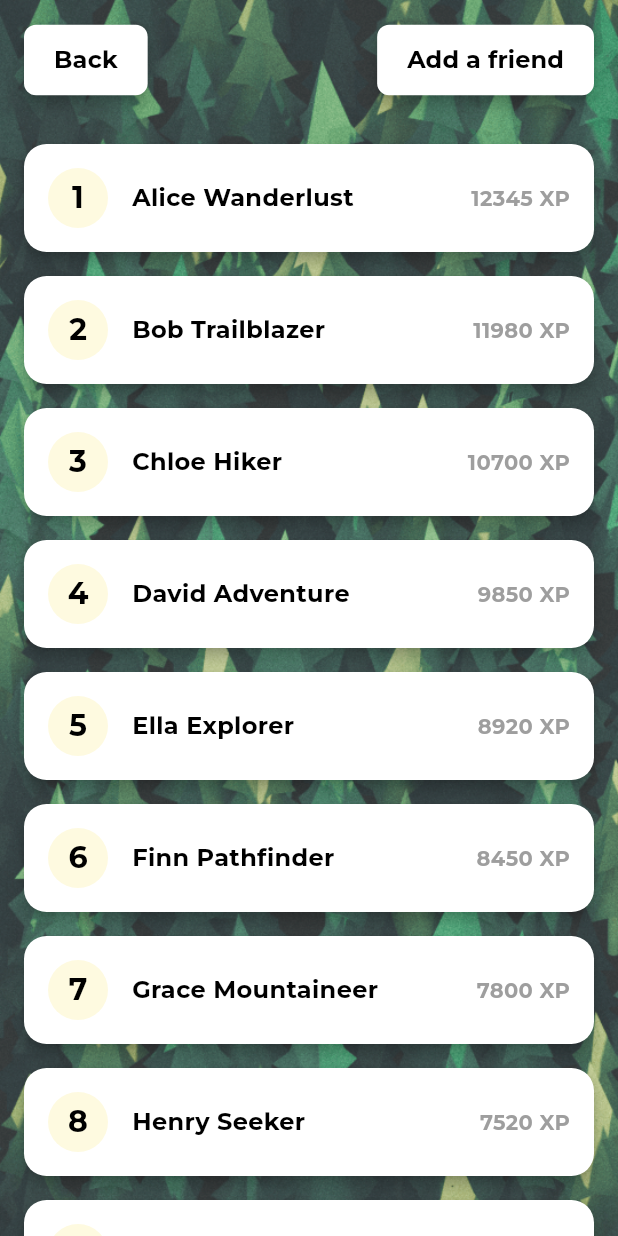
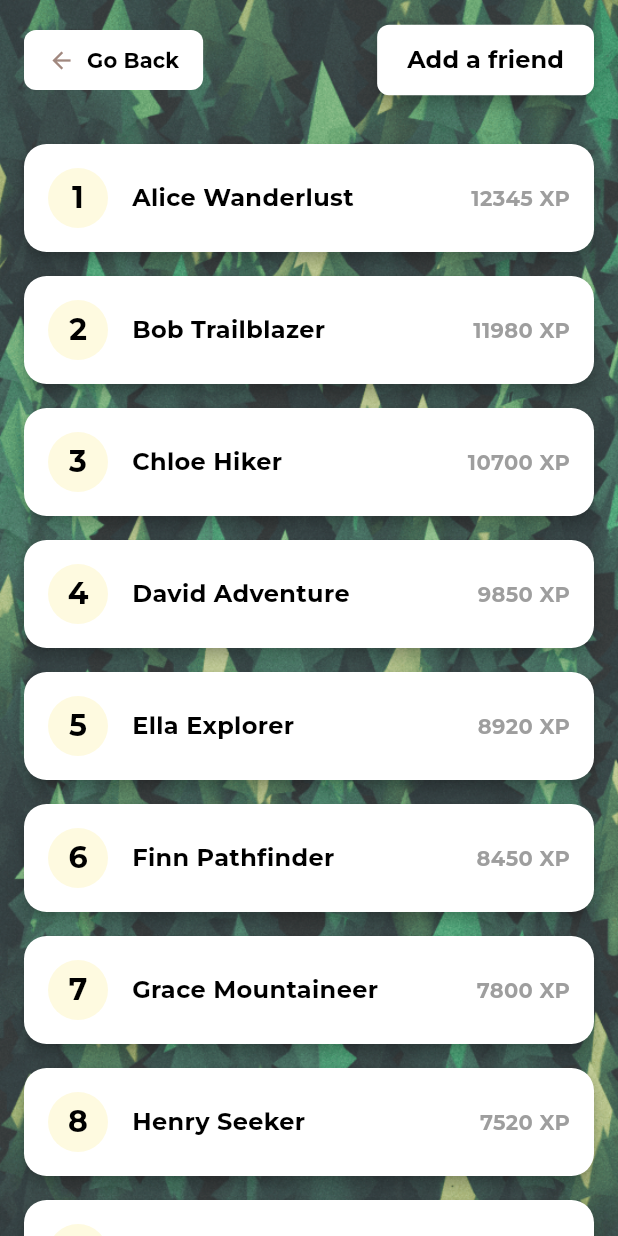
Before and after one commit to K1rel/MiS-Domasna, a Flutter app: the LeaderboardScreen screen opened directly, on a phone screen of 412 x 824 dp. Run offline on Flutter 3.47's test engine with Material 3 defaults, Android fonts, the phone set to English and light mode, and no system bars; our stand-ins replace flutter_map, latlong2; project files that could hold a hidden picture were left out.

Commit message:
added reausable back buttons

```diff
--- /dev/null
+++ b/lib/components/back_button.dart
@@ -0,0 +1,33 @@
+import 'package:flutter/material.dart';
+
+class CustomBackButton extends StatelessWidget {
+  final Color? iconColor;
+  final Color? backgroundColor;
+  final VoidCallback? onTap;
+
+  const CustomBackButton({
+    Key? key,
+    this.iconColor,
+    this.backgroundColor,
+    this.onTap,
+  }) : super(key: key);
+
+  @override
+  Widget build(BuildContext context) {
+    return TextButton.icon(
+      onPressed: onTap ?? () => Navigator.pop(context),
+      icon: Icon(Icons.arrow_back, color: iconColor ?? Colors.brown[300]),
+      label: const Text(
+        'Go Back',
+        style: TextStyle(color: Colors.black, fontWeight: FontWeight.bold),
+      ),
+      style: TextButton.styleFrom(
+        backgroundColor: backgroundColor ?? Colors.white,
+        padding: const EdgeInsets.symmetric(horizontal: 16, vertical: 8),
+        shape: RoundedRectangleBorder(
+          borderRadius: BorderRadius.circular(8),
+        ),
+      ),
+    );
+  }
+}
--- a/lib/screens/leaderboard_screen.dart
+++ b/lib/screens/leaderboard_screen.dart
@@ -1,3 +1,4 @@
+import 'package:domasna/components/back_button.dart';
 import 'package:flutter/material.dart';
 
 class LeaderboardScreen extends StatelessWidget {
@@ -41,27 +42,8 @@ class LeaderboardScreen extends StatelessWidget {
                   child: Row(
                     mainAxisAlignment: MainAxisAlignment.spaceBetween,
                     children: [
-                      ElevatedButton(
-                        onPressed: () => Navigator.pop(context),
-                        style: ElevatedButton.styleFrom(
-                          backgroundColor: Colors.white,
-                          foregroundColor: Colors.black,
-                          elevation: 4,
-                          padding: const EdgeInsets.symmetric(
-                            horizontal: 20,
-                            vertical: 12,
-                          ),
-                          shape: RoundedRectangleBorder(
-                            borderRadius: BorderRadius.circular(8),
-                          ),
-                        ),
-                        child: const Text(
-                          'Back',
-                          style: TextStyle(
-                            fontSize: 16,
-                            fontWeight: FontWeight.bold,
-                          ),
-                        ),
+                      CustomBackButton(
+                        onTap: () => Navigator.pop(context),
                       ),
                       ElevatedButton(
                         onPressed: () {},
```
Also changed, not shown: lib/screens/badges_screen.dart (+5 -24 lines), lib/screens/profile_edit_screen.dart (+4 -17 lines).
